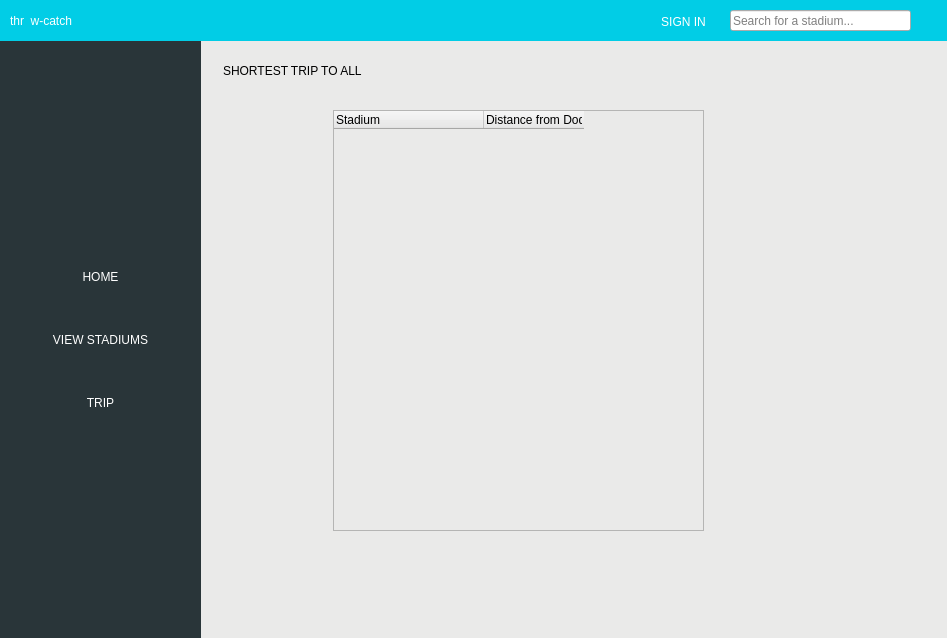
Qt form src/form/mainwindow.ui (theozornelas/throw-catch) before a commit.
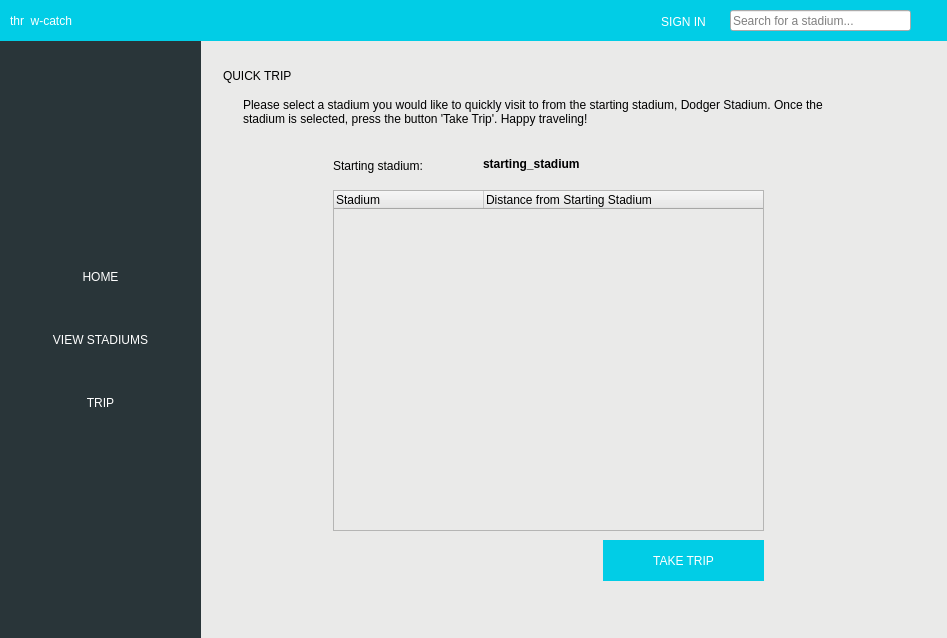
The same form after that commit. The open tabs and pages were chosen to show the change. Icons and pictures are not drawn.

Commit message: shortest trip to all changed to quick trip

```diff
--- a/src/form/mainwindow.ui
+++ b/src/form/mainwindow.ui
@@ -773,7 +773,7 @@
         <x>20</x>
         <y>10</y>
         <width>371</width>
-        <height>41</height>
+        <height>51</height>
        </rect>
       </property>
       <property name="styleSheet">
@@ -781,16 +781,16 @@
 </string>
       </property>
       <property name="text">
-       <string>SHORTEST TRIP TO ALL</string>
+       <string>QUICK TRIP</string>
       </property>
      </widget>
      <widget class="QTreeWidget" name="shortestTripList">
       <property name="geometry">
        <rect>
         <x>130</x>
-        <y>70</y>
-        <width>371</width>
-        <height>421</height>
+        <y>150</y>
+        <width>431</width>
+        <height>341</height>
        </rect>
       </property>
       <property name="horizontalScrollBarPolicy">
@@ -806,7 +806,7 @@
        <number>150</number>
       </attribute>
       <attribute name="headerStretchLastSection">
-       <bool>false</bool>
+       <bool>true</bool>
       </attribute>
       <column>
        <property name="text">
@@ -815,10 +815,83 @@
       </column>
       <column>
        <property name="text">
-        <string>Distance from Dodger Stadium</string>
+        <string>Distance from Starting Stadium</string>
        </property>
       </column>
      </widget>
+     <widget class="QLabel" name="quickTripStartingStadiumLabel">
+      <property name="geometry">
+       <rect>
+        <x>130</x>
+        <y>110</y>
+        <width>141</width>
+        <height>31</height>
+       </rect>
+      </property>
+      <property name="styleSheet">
+       <string notr="true">font: 25 20pt &quot;Gill Sans&quot;, &quot;Gill Sans MT Condensed&quot;;
+</string>
+      </property>
+      <property name="text">
+       <string>Starting stadium:</string>
+      </property>
+     </widget>
+     <widget class="QLabel" name="quickTripStartingStadium">
+      <property name="geometry">
+       <rect>
+        <x>280</x>
+        <y>116</y>
+        <width>211</width>
+        <height>16</height>
+       </rect>
+      </property>
+      <property name="font">
+       <font>
+        <weight>75</weight>
+        <bold>true</bold>
+       </font>
+      </property>
+      <property name="text">
+       <string>starting_stadium</string>
+      </property>
+     </widget>
+     <widget class="QLabel" name="quickTripDescription">
+      <property name="geometry">
+       <rect>
+        <x>40</x>
+        <y>50</y>
+        <width>611</width>
+        <height>43</height>
+       </rect>
+      </property>
+      <property name="text">
+       <string>Please select a stadium you would like to quickly visit to from the starting stadium, Dodger Stadium. Once the stadium is selected, press the button 'Take Trip'. Happy traveling!</string>
+      </property>
+      <property name="wordWrap">
+       <bool>true</bool>
+      </property>
+     </widget>
+     <widget class="QPushButton" name="quickTripTakeTripButton">
+      <property name="geometry">
+       <rect>
+        <x>400</x>
+        <y>500</y>
+        <width>161</width>
+        <height>41</height>
+       </rect>
+      </property>
+      <property name="styleSheet">
+       <string notr="true">QPushButton {
+background-color: #01CDE6;
+color: white;
+border:none;
+	font: 75 15pt &quot;Gill Sans&quot;, &quot;Gill Sans MT Condensed&quot;;
+}</string>
+      </property>
+      <property name="text">
+       <string>TAKE TRIP</string>
+      </property>
+     </widget>
     </widget>
     <widget class="QWidget" name="customTripPage">
      <widget class="QLabel" name="customTripLabel">
```
Left out of the diff: 11 changed lines with no effect on the pictures. The commit also changes 4 other files.
